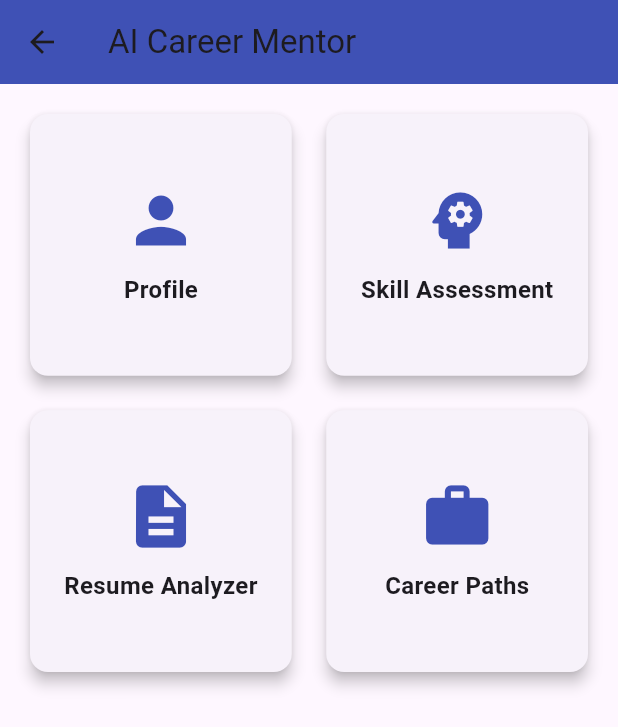
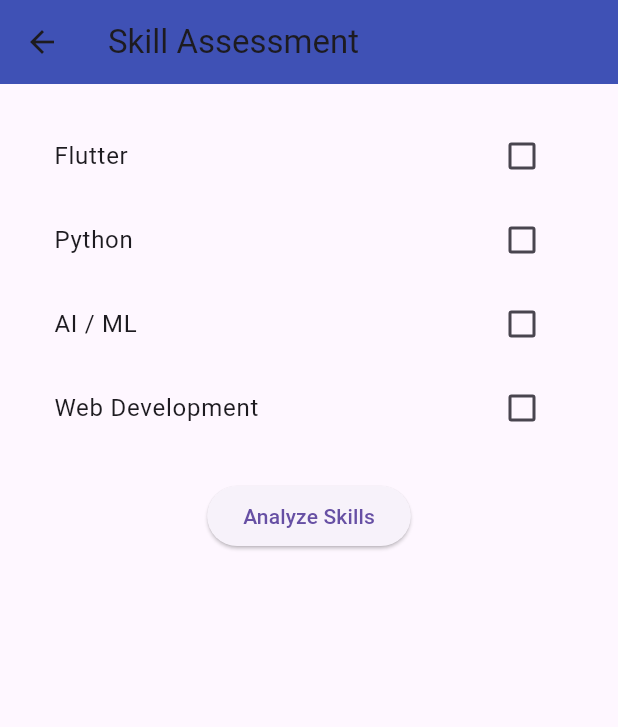
Before and after one commit to Snivas1/ai_career_mentor, a Flutter app: the DashboardScreen screen opened directly, after a tap on "Skill Assessment", on a phone screen of 412 x 824 dp. Shown: the top 727 px of the screen. Run offline on Flutter 3.47's test engine with Material 3 defaults, Android fonts, the phone set to English and light mode, and no system bars.

Commit message:
Added skill assessment and career recommendations

```diff
--- a/lib/screens/dashboard_screen.dart
+++ b/lib/screens/dashboard_screen.dart
@@ -1,5 +1,6 @@
 import 'package:flutter/material.dart';
 import 'profile_screen.dart';
+import 'skill_assessment_screen.dart';
 
 class DashboardScreen extends StatelessWidget {
   const DashboardScreen({super.key});
@@ -34,8 +35,15 @@ class DashboardScreen extends StatelessWidget {
             DashboardCard(
               title: "Skill Assessment",
               icon: Icons.psychology,
-              onTap: () {},
-            ),
+               onTap: () {
+               Navigator.push(
+                context,
+                  MaterialPageRoute(
+        builder: (context) => const SkillAssessmentScreen(),
+      ),
+    );
+  },
+),
 
             DashboardCard(
               title: "Resume Analyzer",
--- /dev/null
+++ b/lib/screens/skill_assessment_screen.dart
@@ -0,0 +1,114 @@
+import 'package:flutter/material.dart';
+
+class SkillAssessmentScreen extends StatefulWidget {
+  const SkillAssessmentScreen({super.key});
+
+  @override
+  State<SkillAssessmentScreen> createState() => _SkillAssessmentScreenState();
+}
+
+class _SkillAssessmentScreenState extends State<SkillAssessmentScreen> {
+  bool flutter = false;
+  bool python = false;
+  bool aiMl = false;
+  bool webDev = false;
+
+  @override
+  Widget build(BuildContext context) {
+    return Scaffold(
+      appBar: AppBar(
+        title: const Text("Skill Assessment"),
+        backgroundColor: Colors.indigo,
+      ),
+      body: Padding(
+        padding: const EdgeInsets.all(20),
+        child: Column(
+          children: [
+            CheckboxListTile(
+              title: const Text("Flutter"),
+              value: flutter,
+              onChanged: (value) {
+                setState(() {
+                  flutter = value!;
+                });
+              },
+            ),
+            CheckboxListTile(
+              title: const Text("Python"),
+              value: python,
+              onChanged: (value) {
+                setState(() {
+                  python = value!;
+                });
+              },
+            ),
+            CheckboxListTile(
+              title: const Text("AI / ML"),
+              value: aiMl,
+              onChanged: (value) {
+                setState(() {
+                  aiMl = value!;
+                });
+              },
+            ),
+            CheckboxListTile(
+              title: const Text("Web Development"),
+              value: webDev,
+              onChanged: (value) {
+                setState(() {
+                  webDev = value!;
+                });
+              },
+            ),
+
+            const SizedBox(height: 20),
+
+            ElevatedButton(
+  onPressed: () {
+    String result = "";
+
+    if (flutter) {
+      result += "• Flutter Developer\n";
+    }
+
+    if (python) {
+      result += "• Python Developer\n";
+    }
+
+    if (aiMl) {
+      result += "• AI Engineer\n";
+      result += "• Machine Learning Engineer\n";
+    }
+
+    if (webDev) {
+      result += "• Full Stack Developer\n";
+    }
+
+    if (result.isEmpty) {
+      result = "Please select at least one skill.";
+    }
+
+    showDialog(
+      context: context,
+      builder: (context) => AlertDialog(
+        title: const Text("Career Recommendations"),
+        content: Text(result),
+        actions: [
+          TextButton(
+            onPressed: () {
+              Navigator.pop(context);
+            },
+            child: const Text("OK"),
+          ),
+        ],
+      ),
+    );
+  },
+  child: const Text("Analyze Skills"),
+),
+          ],
+        ),
+      ),
+    );
+  }
+}
```
